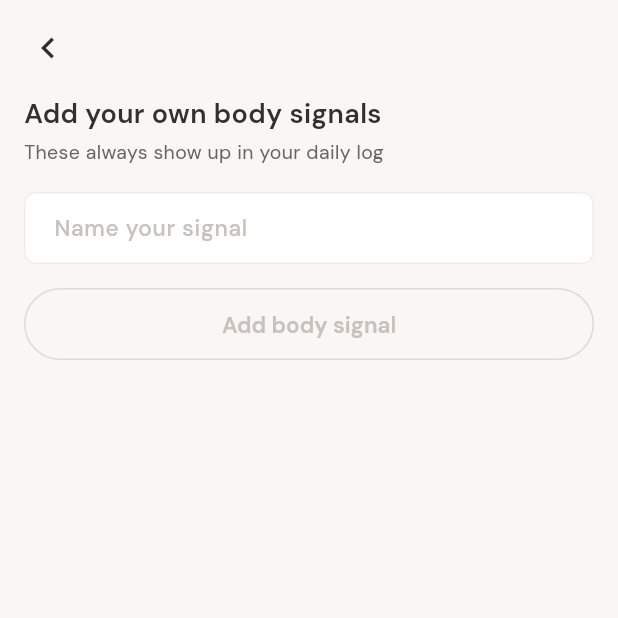
After one commit to ritu-app/ritu, a Flutter app: the CustomSymptomsScreen screen opened directly, on a phone screen of 412 x 824 dp, the top half of it. The commit adds this screen. Run offline on Flutter 3.47's test engine with Material 3 defaults, Android fonts, the phone set to English and light mode, and no system bars; our stand-ins replace drift, drift_flutter, google_fonts; accounts and stored records are empty; generated files the repository leaves out were written again.

Commit message:
Add the ability to define custom symptoms

```diff
--- a/lib/app/app_scope.dart
+++ b/lib/app/app_scope.dart
@@ -2,6 +2,7 @@ import 'package:flutter/material.dart';
 
 import '../data/repositories/period_repository.dart';
 import '../data/repositories/profile_repository.dart';
+import '../data/repositories/symptom_repository.dart';
 
 /// Provides repositories and app-level actions to the widget tree.
 class AppScope extends InheritedWidget {
@@ -9,12 +10,14 @@ class AppScope extends InheritedWidget {
     super.key,
     required this.profileRepository,
     required this.periodRepository,
+    required this.symptomRepository,
     required this.restartApp,
     required super.child,
   });
 
   final ProfileRepository profileRepository;
   final PeriodRepository periodRepository;
+  final SymptomRepository symptomRepository;
 
   /// Remounts the root bootstrap (e.g. after wiping local data).
   final VoidCallback restartApp;
@@ -33,10 +36,15 @@ class AppScope extends InheritedWidget {
     return of(context).periodRepository;
   }
 
+  static SymptomRepository symptoms(BuildContext context) {
+    return of(context).symptomRepository;
+  }
+
   @override
   bool updateShouldNotify(AppScope oldWidget) {
     return profileRepository != oldWidget.profileRepository ||
         periodRepository != oldWidget.periodRepository ||
+        symptomRepository != oldWidget.symptomRepository ||
         restartApp != oldWidget.restartApp;
   }
 }
--- a/lib/app/ritu_app.dart
+++ b/lib/app/ritu_app.dart
@@ -3,6 +3,7 @@ import 'package:flutter/material.dart';
 import '../data/local/app_database.dart';
 import '../data/repositories/period_repository.dart';
 import '../data/repositories/profile_repository.dart';
+import '../data/repositories/symptom_repository.dart';
 import '../features/home/home_screen.dart';
 import '../features/onboarding/confirmation_screen.dart';
 import '../features/onboarding/name_screen.dart';
@@ -18,10 +19,12 @@ class RituApp extends StatefulWidget {
     super.key,
     required this.profileRepository,
     required this.periodRepository,
+    required this.symptomRepository,
   });
 
   final ProfileRepository profileRepository;
   final PeriodRepository periodRepository;
+  final SymptomRepository symptomRepository;
 
   @override
   State<RituApp> createState() => _RituAppState();
@@ -39,6 +42,7 @@ class _RituAppState extends State<RituApp> {
     return AppScope(
       profileRepository: widget.profileRepository,
       periodRepository: widget.periodRepository,
+      symptomRepository: widget.symptomRepository,
       restartApp: _restartApp,
       child: MaterialApp(
         key: _bootstrapKey,
@@ -192,5 +196,6 @@ RituApp createRituApp({AppDatabase? database}) {
   return RituApp(
     profileRepository: ProfileRepository(db),
     periodRepository: PeriodRepository(db),
+    symptomRepository: SymptomRepository(db),
   );
 }
--- a/lib/data/local/app_database.dart
+++ b/lib/data/local/app_database.dart
@@ -3,12 +3,13 @@ import 'package:drift/native.dart';
 import 'package:drift_flutter/drift_flutter.dart';
 import 'package:path_provider/path_provider.dart';
 
+import 'tables/custom_symptoms.dart';
 import 'tables/period_logs.dart';
 import 'tables/profiles.dart';
 
 part 'app_database.g.dart';
 
-@DriftDatabase(tables: [Profiles, PeriodLogs])
+@DriftDatabase(tables: [Profiles, PeriodLogs, CustomSymptoms])
 class AppDatabase extends _$AppDatabase {
   AppDatabase([QueryExecutor? executor]) : super(executor ?? _openConnection());
 
@@ -16,7 +17,7 @@ class AppDatabase extends _$AppDatabase {
   AppDatabase.memory() : super(NativeDatabase.memory());
 
   @override
-  int get schemaVersion => 2;
+  int get schemaVersion => 3;
 
   @override
   MigrationStrategy get migration => MigrationStrategy(
@@ -27,6 +28,9 @@ class AppDatabase extends _$AppDatabase {
           if (from < 2) {
             await m.addColumn(profiles, profiles.typicalPeriodDays);
             await m.createTable(periodLogs);
+          }
+          if (from < 3) {
+            await m.createTable(customSymptoms);
           }
         },
       );
--- /dev/null
+++ b/lib/data/local/tables/custom_symptoms.dart
@@ -0,0 +1,14 @@
+import 'package:drift/drift.dart';
+
+/// A user-defined body signal / symptom shown in the daily log.
+@DataClassName('CustomSymptomRow')
+class CustomSymptoms extends Table {
+  IntColumn get id => integer().autoIncrement()();
+  TextColumn get name => text().withLength(min: 1, max: 40)();
+  DateTimeColumn get createdAt => dateTime()();
+
+  @override
+  List<Set<Column<Object>>> get uniqueKeys => [
+        {name},
+      ];
+}
--- /dev/null
+++ b/lib/data/repositories/symptom_repository.dart
@@ -0,0 +1,63 @@
+import 'package:drift/drift.dart';
+
+import '../local/app_database.dart';
+
+class CustomSymptom {
+  const CustomSymptom({
+    required this.id,
+    required this.name,
+    required this.createdAt,
+  });
+
+  final int id;
+  final String name;
+  final DateTime createdAt;
+
+  factory CustomSymptom.fromRow(CustomSymptomRow row) {
+    return CustomSymptom(
+      id: row.id,
+      name: row.name,
+      createdAt: row.createdAt,
+    );
+  }
+}
+
+/// Manages user-defined body signals / symptoms shown in the daily log.
+class SymptomRepository {
+  SymptomRepository(this._db);
+
+  final AppDatabase _db;
+
+  Future<List<CustomSymptom>> getAll() async {
+    final rows = await (_db.select(_db.customSymptoms)
+          ..orderBy([(t) => OrderingTerm.asc(t.createdAt)]))
+        .get();
+    return rows.map(CustomSymptom.fromRow).toList();
+  }
+
+  /// Adds a new symptom. Returns the existing entry (no duplicate row) if a
+  /// symptom with the same name (case-insensitive) already exists.
+  Future<CustomSymptom?> addSymptom(String name) async {
+    final trimmed = name.trim();
+    if (trimmed.isEmpty) return null;
+
+    final existing = await getAll();
+    final match = existing.where(
+      (s) => s.name.toLowerCase() == trimmed.toLowerCase(),
+    );
+    if (match.isNotEmpty) return match.first;
+
+    final now = DateTime.now();
+    final id = await _db.into(_db.customSymptoms).insert(
+          CustomSymptomsCompanion.insert(
+            name: trimmed,
+            createdAt: now,
+          ),
+        );
+    return CustomSymptom(id: id, name: trimmed, createdAt: now);
+  }
+
+  Future<void> deleteSymptom(int id) async {
+    await (_db.delete(_db.customSymptoms)..where((t) => t.id.equals(id))).go();
+  }
+}
--- /dev/null
+++ b/lib/features/settings/custom_symptoms_screen.dart
@@ -0,0 +1,213 @@
+import 'package:flutter/material.dart';
+import 'package:google_fonts/google_fonts.dart';
+
+import '../../app/app_scope.dart';
+import '../../data/repositories/symptom_repository.dart';
+import '../../theme/ritu_colors.dart';
+import '../setup/widgets/choice_chips.dart';
+import '../setup/widgets/setup_footer.dart';
+
+/// Full-page custom symptom manager (Figma Settings → Custom Symptoms).
+///
+/// Additions and removals persist immediately — there's no separate Save.
+class CustomSymptomsScreen extends StatefulWidget {
+  const CustomSymptomsScreen({super.key});
+
+  @override
+  State<CustomSymptomsScreen> createState() => _CustomSymptomsScreenState();
+}
+
+class _CustomSymptomsScreenState extends State<CustomSymptomsScreen> {
+  final _controller = TextEditingController();
+  var _symptoms = const <CustomSymptom>[];
+  var _loading = true;
+  var _loadStarted = false;
+  var _busy = false;
+
+  @override
+  void didChangeDependencies() {
+    super.didChangeDependencies();
+    if (!_loadStarted) {
+      _loadStarted = true;
+      _load();
+    }
+  }
+
+  @override
+  void dispose() {
+    _controller.dispose();
+    super.dispose();
+  }
+
+  Future<void> _load() async {
+    final symptoms = await AppScope.symptoms(context).getAll();
+    if (!mounted) return;
+    setState(() {
+      _symptoms = symptoms;
+      _loading = false;
+    });
+  }
+
+  bool get _canAdd => !_busy && _controller.text.trim().isNotEmpty;
+
+  Future<void> _addSymptom() async {
+    final name = _controller.text.trim();
+    if (name.isEmpty || _busy) return;
+
+    setState(() => _busy = true);
+    final added = await AppScope.symptoms(context).addSymptom(name);
+    if (!mounted) return;
+    setState(() {
+      _busy = false;
+      _controller.clear();
+      if (added != null && !_symptoms.any((s) => s.id == added.id)) {
+        _symptoms = [..._symptoms, added];
+      }
+    });
+  }
+
+  Future<void> _removeSymptom(CustomSymptom symptom) async {
+    if (_busy) return;
+    setState(() {
+      _busy = true;
+      _symptoms = _symptoms.where((s) => s.id != symptom.id).toList();
+    });
+    await AppScope.symptoms(context).deleteSymptom(symptom.id);
+    if (!mounted) return;
+    setState(() => _busy = false);
+  }
+
+  void _pop() => Navigator.of(context).pop(_symptoms.length);
+
+  @override
+  Widget build(BuildContext context) {
+    return PopScope(
+      canPop: false,
+      onPopInvokedWithResult: (didPop, result) {
+        if (didPop) return;
+        _pop();
+      },
+      child: Scaffold(
+        backgroundColor: RituColors.backgroundPage,
+        body: SafeArea(
+          child: Column(
+            crossAxisAlignment: CrossAxisAlignment.start,
+            children: [
+              Padding(
+                padding: const EdgeInsets.fromLTRB(8, 8, 8, 0),
+                child: IconButton(
+                  onPressed: _pop,
+                  icon: const Icon(
+                    Icons.chevron_left,
+                    size: 28,
+                    color: RituColors.textPrimary,
+                  ),
+                ),
+              ),
+              Expanded(
+                child: _loading
+                    ? const Center(
+                        child: CircularProgressIndicator(
+                          color: RituColors.sage500,
+                        ),
+                      )
+                    : SingleChildScrollView(
+                        padding: const EdgeInsets.fromLTRB(16, 8, 16, 24),
+                        child: Column(
+                          crossAxisAlignment: CrossAxisAlignment.stretch,
+                          children: [
+                            Text(
+                              'Add your own body signals',
+                              style: GoogleFonts.dmSans(
+                                fontSize: 18,
+                                fontWeight: FontWeight.w600,
+                                height: 24 / 18,
+                                color: RituColors.textPrimary,
+                              ),
+                            ),
+                            const SizedBox(height: 4),
+                            Text(
+                              'These always show up in your daily log',
+                              style: GoogleFonts.dmSans(
+                                fontSize: 13,
+                                fontWeight: FontWeight.w400,
+                                height: 20 / 13,
+                                color: RituColors.textSecondary,
+                              ),
+                            ),
+                            const SizedBox(height: 16),
+                            if (_symptoms.isNotEmpty) ...[
+                              Wrap(
+                                spacing: 8,
+                                runSpacing: 8,
+                                children: [
+                                  for (final symptom in _symptoms)
+                                    RituDateChip(
+                                      label: symptom.name,
+                                      onRemove: () => _removeSymptom(symptom),
+                                    ),
+                                ],
+                              ),
+                              const SizedBox(height: 16),
+                            ],
+                            TextField(
+                              controller: _controller,
+                              textInputAction: TextInputAction.done,
+                              onChanged: (_) => setState(() {}),
+                              onSubmitted: (_) => _addSymptom(),
+                              style: GoogleFonts.dmSans(
+                                fontSize: 15,
+                                fontWeight: FontWeight.w500,
+                                height: 24 / 15,
+                                color: RituColors.textPrimary,
+                              ),
+                              decoration: InputDecoration(
+                                hintText: 'Name your signal',
+                                hintStyle: GoogleFonts.dmSans(
+                                  fontSize: 15,
+                                  fontWeight: FontWeight.w500,
+                                  height: 24 / 15,
+                                  color: RituColors.textDisabled,
+                                ),
+                                filled: true,
+                                fillColor: RituColors.fillElevated,
+                                contentPadding: const EdgeInsets.symmetric(
+                                  horizontal: 16,
+                                  vertical: 12,
+                                ),
+                                border: OutlineInputBorder(
+                                  borderRadius: BorderRadius.circular(8),
+                                  borderSide: const BorderSide(
+                                    color: RituColors.borderSubtle,
+                                  ),
+                                ),
+                                enabledBorder: OutlineInputBorder(
+                                  borderRadius: BorderRadius.circular(8),
+                                  borderSide: const BorderSide(
+                                    color: RituColors.borderSubtle,
+                                  ),
+                                ),
+                                focusedBorder: OutlineInputBorder(
+                                  borderRadius: BorderRadius.circular(8),
+                                  borderSide: const BorderSide(
+                                    color: RituColors.sage500,
+                                  ),
+                                ),
+                              ),
+                            ),
+                            const SizedBox(height: 16),
+                            OutlinedPillButton(
+                              label: 'Add body signal',
+                              onPressed: _canAdd ? _addSymptom : null,
+                            ),
+                          ],
+                        ),
+                      ),
+              ),
+            ],
+          ),
+        ),
+      ),
+    );
+  }
+}
```
Also changed, not shown: lib/features/home/home_screen.dart (+8 -0 lines), lib/features/settings/settings_screen.dart (+22 -1 lines), lib/data/local/app_database.g.dart, 2 other files.
